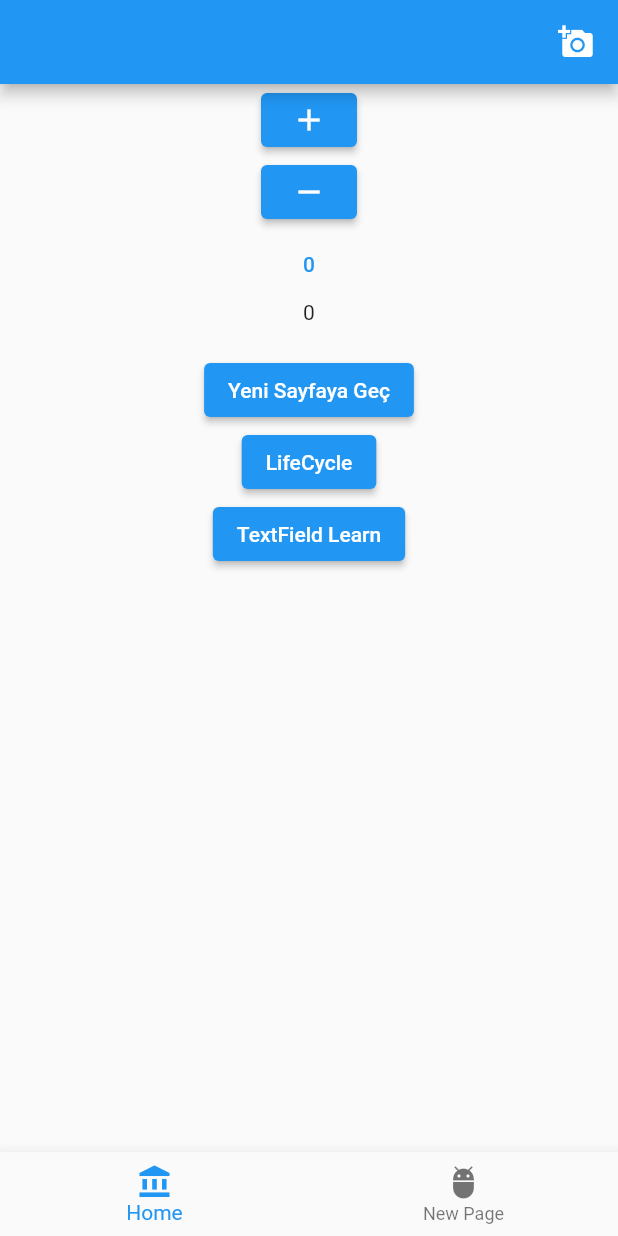
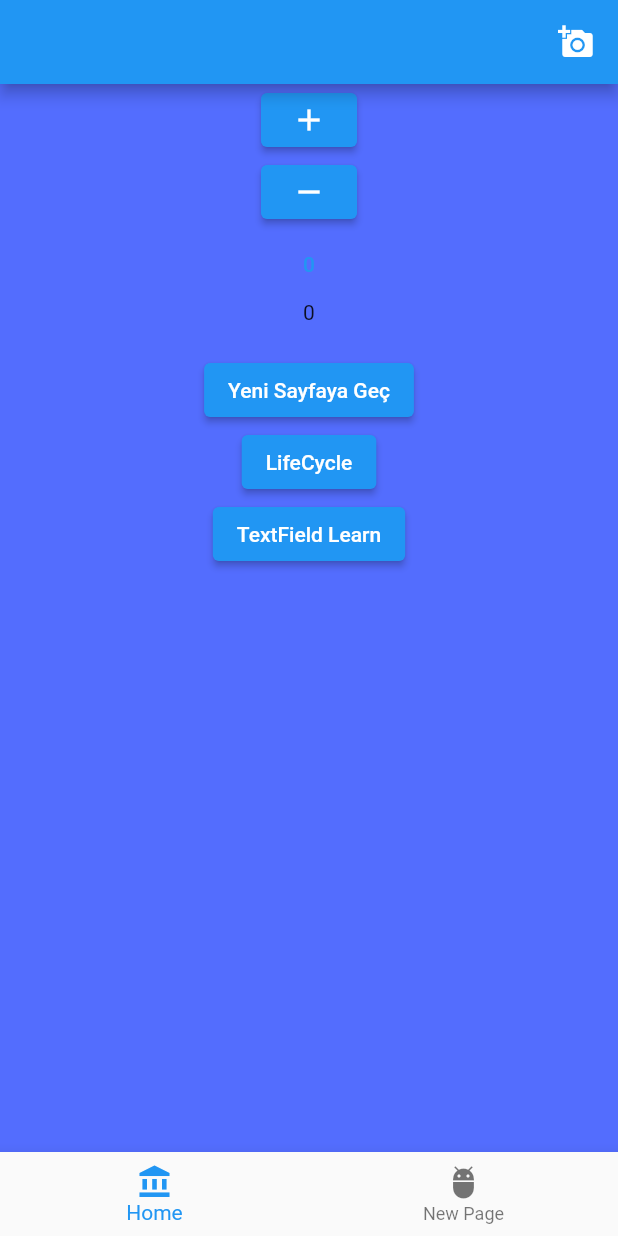
Before and after one commit to emircancavusoglu/flutterLearn, a Flutter app: the screen it shows after launch, on a phone screen of 412 x 824 dp. Run offline on Flutter 3.47's test engine with Material 2 defaults, Android fonts, the phone set to English and light mode, and no system bars.

Commit message:
add container

```diff
--- a/lib/core/bottom_navigation_bar.dart
+++ b/lib/core/bottom_navigation_bar.dart
@@ -12,7 +12,7 @@ class BottomNavigation extends StatefulWidget {
 class _BottomNavigationState extends State<BottomNavigation> {
   @override
   Widget build(BuildContext context) {
-   return BottomNavigationBar(onTap: (value){
+   return BottomNavigationBar(onTap: (int value){
      if(value == Labels.newPage.index){
        Navigator.push(context, MaterialPageRoute(builder: (context) => LifeCycle(name: "EMİRCAN"),));
      }
--- a/lib/core/main_page.dart
+++ b/lib/core/main_page.dart
@@ -2,14 +2,14 @@ import 'package:flutter/material.dart';
 import 'package:flutterprojemm/core/bottom_navigation_bar.dart';
 import 'package:flutterprojemm/core/page_view_learn.dart';
 import 'package:flutterprojemm/core/text_field_learn.dart';
-import 'package:flutterprojemm/main.dart';
-
 import '../const/string_consts.dart';
 import '../product/customButton.dart';
 import 'life_cycle.dart';
 
 class MainScreen extends StatefulWidget {
-  MainScreen({Key? key}) : super(key: key);
+  MainScreen({Key? key, required this.color1}) : super(key: key);
+  final Color color1;
+
 
   @override
   State<MainScreen> createState() => _MainScreenState();
@@ -18,7 +18,6 @@ class MainScreen extends StatefulWidget {
 class _MainScreenState extends State<MainScreen> {
   // CustomButton custom = const CustomButton();
   int counter = 0;
-  int _counterCustom = 0;
   void update(bool isIncrement){
     if(isIncrement){
       setState(() {
@@ -42,7 +41,11 @@ class _MainScreenState extends State<MainScreen> {
           child: Icon(Icons.add_a_photo),
         )],
       ),
-      body: Column(
+      body: Container(
+        color: Colors.indigoAccent,
+        width: double.infinity,
+        height: double.infinity,
+        child: Column(
           children: [
             ElevatedButton(onPressed: (){
               update(true);
@@ -66,6 +69,7 @@ class _MainScreenState extends State<MainScreen> {
             }, child: Text(StringConst.textField)),
           ],
         ),
+      ),
       bottomNavigationBar: const BottomNavigation(),
     );
   }
--- a/lib/main.dart
+++ b/lib/main.dart
@@ -9,7 +9,7 @@ class MyApp extends StatelessWidget {
   @override
   Widget build(BuildContext context) {
     return MaterialApp(
-      home: MainScreen(),
+      home: MainScreen(color1: Colors.purple,),
     );
   }
 }
```
Lines whose indentation alone changed are shown as unchanged.
